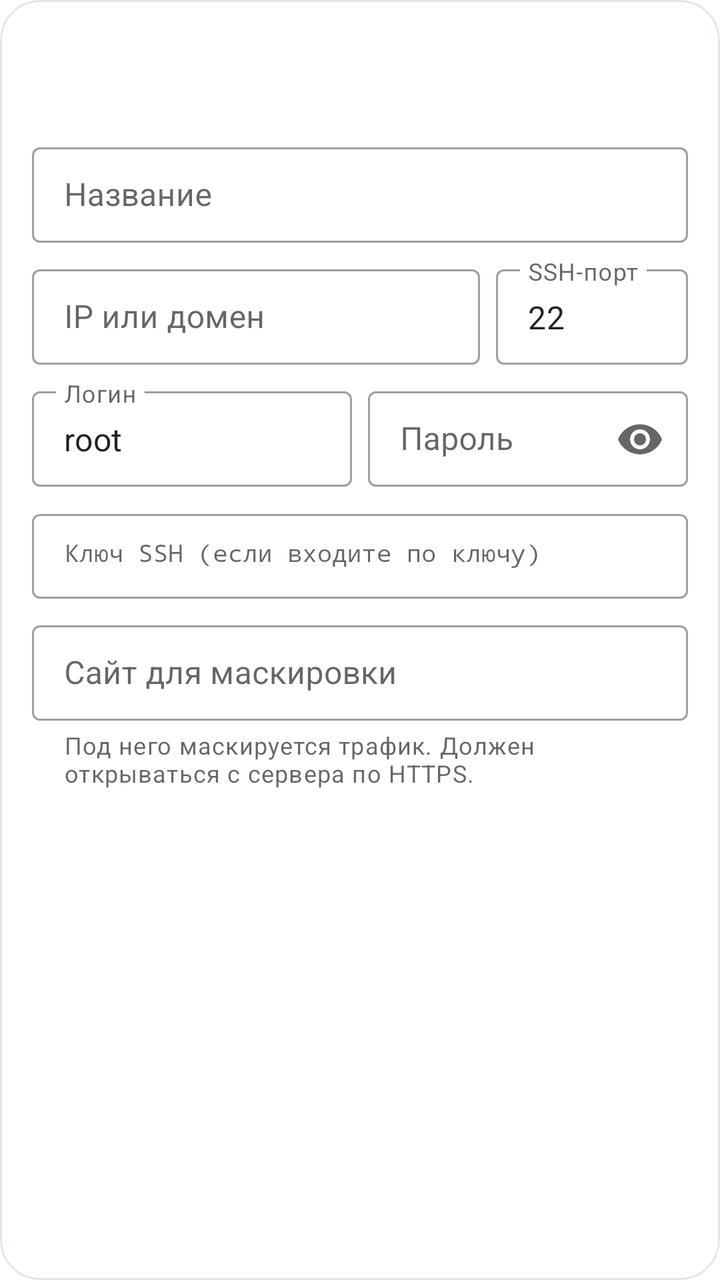
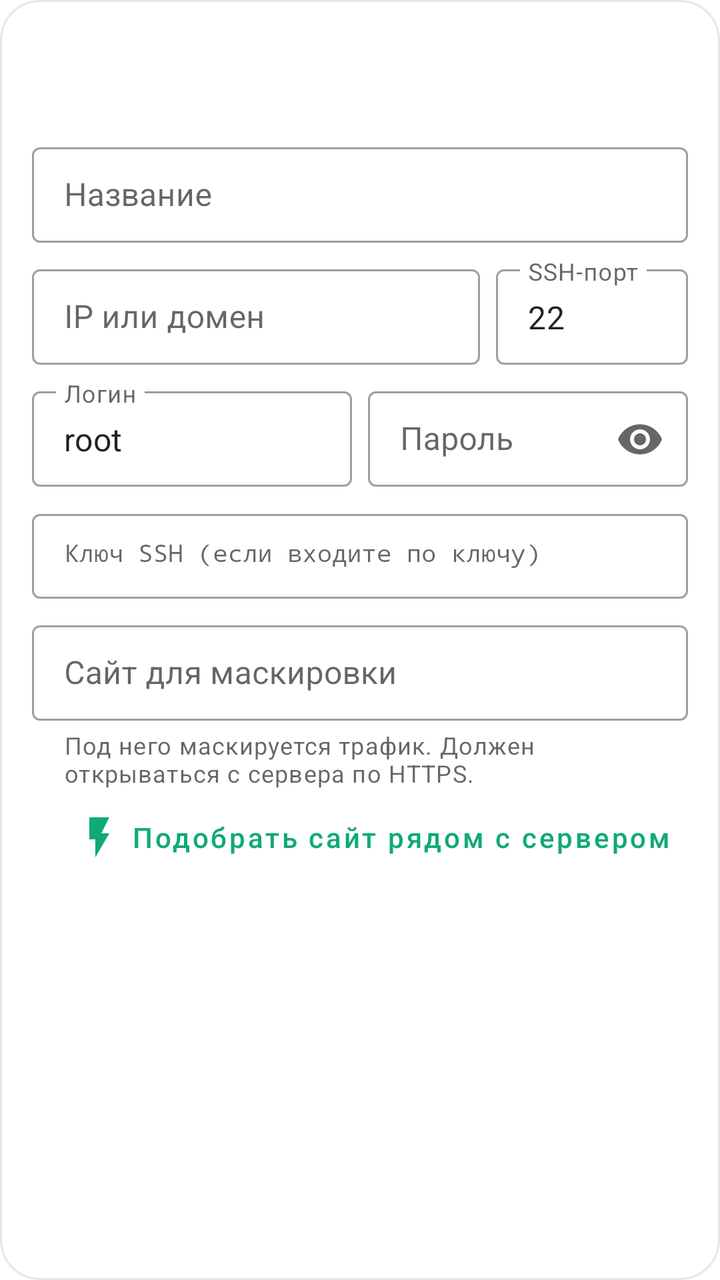

Compare the two renders of this Android layout. The source of the first and the diff that turns it into the second are given below.
<!-- AndroidManifest.xml: application theme Theme.Start -->
<!-- res/layout/item_server_form.xml -->
<?xml version="1.0" encoding="utf-8"?>
<com.google.android.material.card.MaterialCardView xmlns:android="http://schemas.android.com/apk/res/android"
    xmlns:app="http://schemas.android.com/apk/res-auto"
    android:layout_width="match_parent"
    android:layout_height="wrap_content"
    android:layout_marginTop="12dp"
    app:cardBackgroundColor="@color/kombain_tile"
    app:cardCornerRadius="20dp"
    app:cardElevation="0dp"
    app:strokeColor="@color/kombain_tile_stroke"
    app:strokeWidth="1dp">

    <LinearLayout
        android:layout_width="match_parent"
        android:layout_height="wrap_content"
        android:orientation="vertical"
        android:padding="16dp">

        <TextView
            android:id="@+id/form_title"
            android:layout_width="wrap_content"
            android:layout_height="wrap_content"
            android:textColor="?android:attr/textColorPrimary"
            android:textSize="17sp"
            android:textStyle="bold" />

        <TextView
            android:id="@+id/form_hint"
            android:layout_width="wrap_content"
            android:layout_height="wrap_content"
            android:layout_marginTop="2dp"
            android:textColor="?android:attr/textColorSecondary"
            android:textSize="13sp" />

        <com.google.android.material.textfield.TextInputLayout
            style="@style/Widget.MaterialComponents.TextInputLayout.OutlinedBox.Dense"
            android:layout_width="match_parent"
            android:layout_height="wrap_content"
            android:layout_marginTop="10dp"
            android:hint="@string/srv_f_name">

            <com.google.android.material.textfield.TextInputEditText
                android:id="@+id/f_name"
                android:layout_width="match_parent"
                android:layout_height="wrap_content"
                android:inputType="text"
                android:maxLines="1" />
        </com.google.android.material.textfield.TextInputLayout>

        <LinearLayout
            android:layout_width="match_parent"
            android:layout_height="wrap_content"
            android:layout_marginTop="8dp"
            android:orientation="horizontal">

            <com.google.android.material.textfield.TextInputLayout
                style="@style/Widget.MaterialComponents.TextInputLayout.OutlinedBox.Dense"
                android:layout_width="0dp"
                android:layout_height="wrap_content"
                android:layout_weight="1"
                android:hint="@string/srv_f_host">

                <com.google.android.material.textfield.TextInputEditText
                    android:id="@+id/f_host"
                    android:layout_width="match_parent"
                    android:layout_height="wrap_content"
                    android:inputType="textUri"
                    android:maxLines="1" />
            </com.google.android.material.textfield.TextInputLayout>

            <com.google.android.material.textfield.TextInputLayout
                style="@style/Widget.MaterialComponents.TextInputLayout.OutlinedBox.Dense"
                android:layout_width="96dp"
                android:layout_height="wrap_content"
                android:layout_marginStart="8dp"
                android:hint="@string/srv_f_port">

                <com.google.android.material.textfield.TextInputEditText
                    android:id="@+id/f_port"
                    android:layout_width="match_parent"
                    android:layout_height="wrap_content"
                    android:inputType="number"
                    android:maxLines="1"
                    android:text="22" />
            </com.google.android.material.textfield.TextInputLayout>
        </LinearLayout>

        <LinearLayout
            android:layout_width="match_parent"
            android:layout_height="wrap_content"
            android:layout_marginTop="8dp"
            android:orientation="horizontal">

            <com.google.android.material.textfield.TextInputLayout
                style="@style/Widget.MaterialComponents.TextInputLayout.OutlinedBox.Dense"
                android:layout_width="0dp"
                android:layout_height="wrap_content"
                android:layout_weight="1"
                android:hint="@string/srv_f_user">

                <com.google.android.material.textfield.TextInputEditText
                    android:id="@+id/f_user"
                    android:layout_width="match_parent"
                    android:layout_height="wrap_content"
                    android:inputType="text"
                    android:maxLines="1"
                    android:text="root" />
            </com.google.android.material.textfield.TextInputLayout>

            <com.google.android.material.textfield.TextInputLayout
                style="@style/Widget.MaterialComponents.TextInputLayout.OutlinedBox.Dense"
                android:layout_width="0dp"
                android:layout_height="wrap_content"
                android:layout_marginStart="8dp"
                android:layout_weight="1"
                android:hint="@string/srv_f_pass"
                app:endIconMode="password_toggle">

                <com.google.android.material.textfield.TextInputEditText
                    android:id="@+id/f_pass"
                    android:layout_width="match_parent"
                    android:layout_height="wrap_content"
                    android:inputType="textPassword"
                    android:maxLines="1" />
            </com.google.android.material.textfield.TextInputLayout>
        </LinearLayout>

        <com.google.android.material.textfield.TextInputLayout
            style="@style/Widget.MaterialComponents.TextInputLayout.OutlinedBox.Dense"
            android:layout_width="match_parent"
            android:layout_height="wrap_content"
            android:layout_marginTop="8dp"
            android:hint="@string/srv_f_key">

            <com.google.android.material.textfield.TextInputEditText
                android:id="@+id/f_key"
                android:layout_width="match_parent"
                android:layout_height="wrap_content"
                android:fontFamily="monospace"
                android:gravity="top"
                android:inputType="textMultiLine|textNoSuggestions"
                android:maxLines="6"
                android:minLines="1"
                android:textSize="12sp" />
        </com.google.android.material.textfield.TextInputLayout>

        <com.google.android.material.textfield.TextInputLayout
            style="@style/Widget.MaterialComponents.TextInputLayout.OutlinedBox.Dense"
            android:layout_width="match_parent"
            android:layout_height="wrap_content"
            android:layout_marginTop="8dp"
            android:hint="@string/srv_f_sni"
            app:helperText="@string/srv_f_sni_help">

            <com.google.android.material.textfield.TextInputEditText
                android:id="@+id/f_sni"
                android:layout_width="match_parent"
                android:layout_height="wrap_content"
                android:inputType="textUri"
                android:maxLines="1" />
        </com.google.android.material.textfield.TextInputLayout>
    </LinearLayout>
</com.google.android.material.card.MaterialCardView>
<!-- resources referenced by this layout -->
<resources>
  <color name="kombain_tile">#FFFFFF</color>
  <color name="kombain_tile_stroke">#1F0E3B43</color>
  <string name="srv_f_host">IP или домен</string>
  <string name="srv_f_key">Ключ SSH (если входите по ключу)</string>
  <string name="srv_f_name">Название</string>
  <string name="srv_f_pass">Пароль</string>
  <string name="srv_f_port">SSH-порт</string>
  <string name="srv_f_sni">Сайт для маскировки</string>
  <string name="srv_f_sni_help">Под него маскируется трафик. Должен открываться с сервера по HTTPS.</string>
  <string name="srv_f_user">Логин</string>
  <style name="Theme.Start" parent="Theme.MaterialComponents.DayNight">
          <item name="android:navigationBarColor">@android:color/transparent</item>
          <item name="colorPrimary">@android:color/transparent</item>
          <item name="colorPrimaryDark">@android:color/transparent</item>
          <item name="android:backgroundDimEnabled">false</item>
          <item name="android:windowNoTitle">true</item>
          <item name="windowActionBar">false</item>
          <item name="windowNoTitle">true</item>
      </style>
</resources>

<!-- the commit's change to res/layout/item_server_form.xml (unified diff, before → after) -->
@@ -159,5 +159,17 @@
                 android:inputType="textUri"
                 android:maxLines="1" />
         </com.google.android.material.textfield.TextInputLayout>
+
+        <com.google.android.material.button.MaterialButton
+            android:id="@+id/f_sni_pick"
+            style="@style/Widget.MaterialComponents.Button.TextButton"
+            android:layout_width="wrap_content"
+            android:layout_height="wrap_content"
+            android:layout_gravity="end"
+            android:text="@string/srv_sni_pick"
+            android:textAllCaps="false"
+            android:textColor="@color/kombain_fab"
+            app:icon="@drawable/ic_kombain_auto"
+            app:iconTint="@color/kombain_fab" />
     </LinearLayout>
 </com.google.android.material.card.MaterialCardView>
<!-- resource entries referenced after the edit -->
@@ -1,7 +1,12 @@
 <!-- resources referenced by this layout -->
 <resources>
+  <color name="kombain_fab">#0FA97A</color>
   <color name="kombain_tile">#FFFFFF</color>
   <color name="kombain_tile_stroke">#1F0E3B43</color>
+  <!-- drawable ic_kombain_auto (drawable) -->
+  <vector xmlns:android="http://schemas.android.com/apk/res/android" android:width="24dp" android:height="24dp" android:viewportWidth="24" android:viewportHeight="24" android:tint="?attr/colorControlNormal">
+      <path android:fillColor="#FFFFFF" android:pathData="M7,2v11h3v9l7,-12h-4l4,-8z" />
+  </vector>
   <string name="srv_f_host">IP или домен</string>
   <string name="srv_f_key">Ключ SSH (если входите по ключу)</string>
   <string name="srv_f_name">Название</string>
@@ -10,6 +15,7 @@
   <string name="srv_f_sni">Сайт для маскировки</string>
   <string name="srv_f_sni_help">Под него маскируется трафик. Должен открываться с сервера по HTTPS.</string>
   <string name="srv_f_user">Логин</string>
+  <string name="srv_sni_pick">Подобрать сайт рядом с сервером</string>
   <style name="Theme.Start" parent="Theme.MaterialComponents.DayNight">
           <item name="android:navigationBarColor">@android:color/transparent</item>
           <item name="colorPrimary">@android:color/transparent</item>
